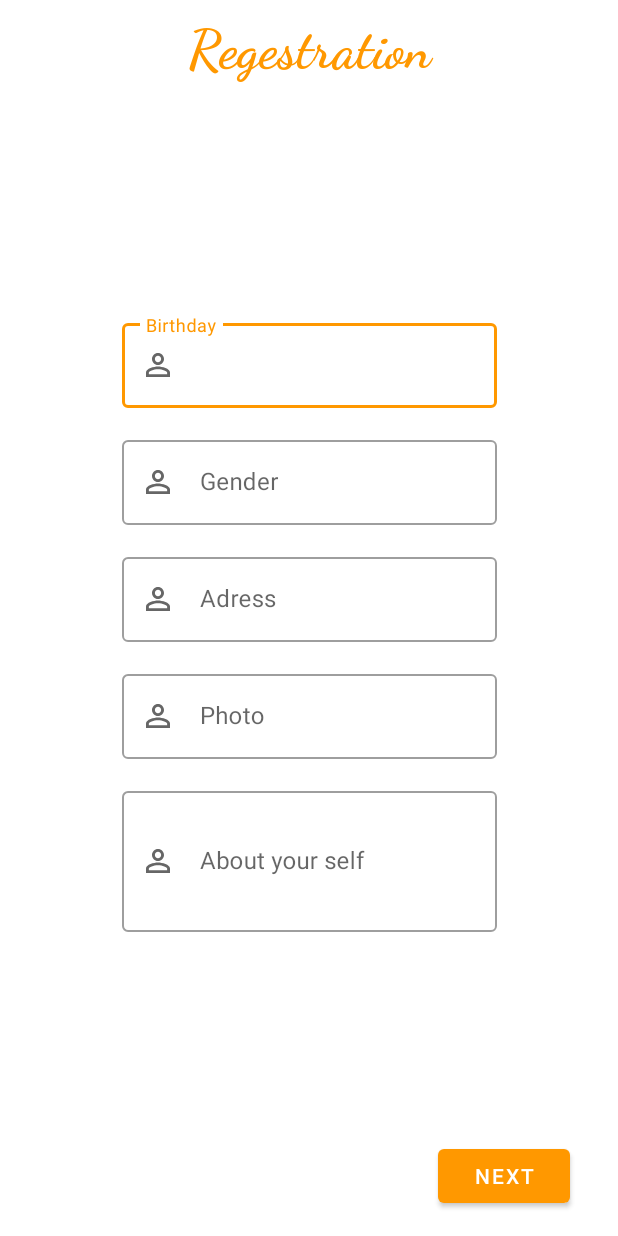
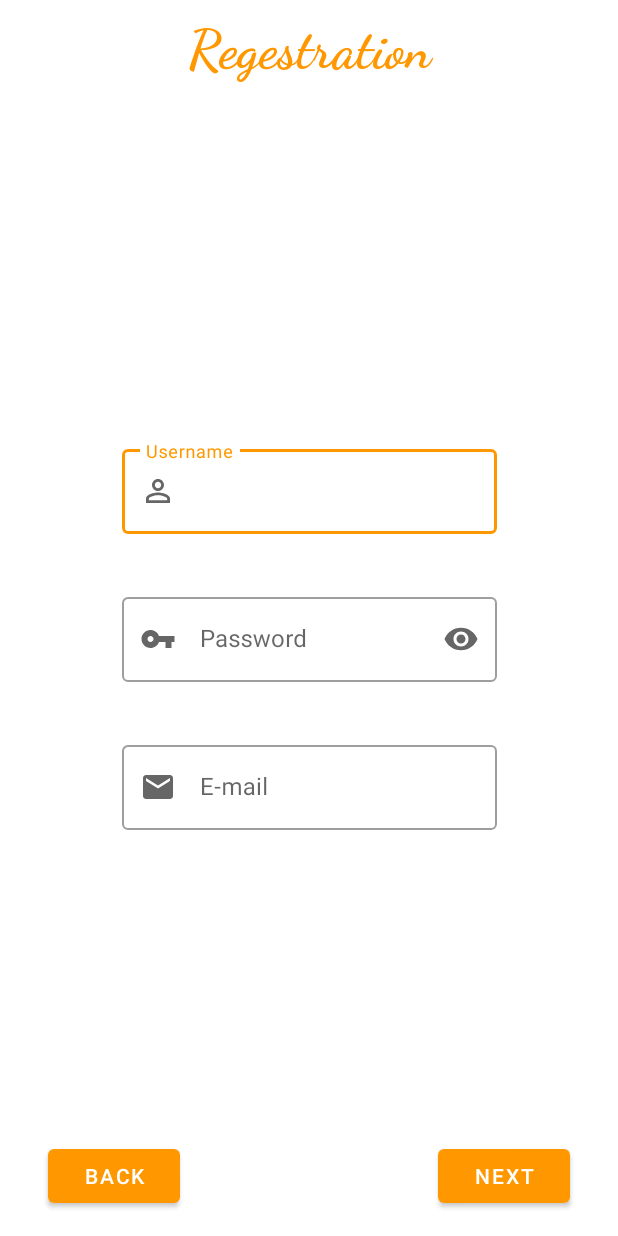
Before and after one commit to VadimKost/SocialNet_Android_app, an Android app: the screen it shows after launch (RegisterActivity), after a tap on "REGISTER", on a phone screen of 412 x 824 dp. Run offline under Robolectric (Android 15) with nearby library versions, the phone set to English and light mode, and no system bars; 2 other taps on this screen came first.

Commit message:
registration system done

```diff
--- a/app/src/main/AndroidManifest.xml
+++ b/app/src/main/AndroidManifest.xml
@@ -11,7 +11,9 @@
         android:roundIcon="@mipmap/ic_launcher_round"
         android:supportsRtl="true"
         android:theme="@style/AppTheme">
-        <activity android:name=".RegisterActivity"></activity>
+        <activity
+            android:name=".RegisterActivity"
+            android:noHistory="true" />
         <activity
             android:name=".MainActivity"
             android:screenOrientation="portrait" />
--- a/app/src/main/java/com/V/VSocial/Data.kt
+++ b/app/src/main/java/com/V/VSocial/Data.kt
@@ -3,6 +3,7 @@ package com.V.VSocial
 import android.content.Context
 import com.google.gson.annotations.SerializedName
 import okhttp3.Credentials
+import java.util.regex.Pattern
 
 data class User (
     @SerializedName("id") val id : Int?=null,
@@ -19,7 +20,7 @@ data class User_profile (
     @SerializedName("adress") val adress : String?=null,
     @SerializedName("AboutMe") val aboutMe : String?=null,
     @SerializedName("data") val data : String?=null,
-    @SerializedName("gender") val gender : Int?=null,
+    @SerializedName("gender") val gender : Int?=3,
     @SerializedName("photo") val photo : String?=null
 )
 
@@ -41,3 +42,13 @@ fun setUserCredentials(context: Context?,username: String,password: String){
 fun removeUserCredentials(context: Context?){
     context?.getSharedPreferences("Settings", Context.MODE_PRIVATE)?.edit()?.remove("UAC")?.apply()
 }
+
+val EMAIL_ADDRESS_PATTERN: Pattern = Pattern.compile(
+    "[a-zA-Z0-9\\+\\.\\_\\%\\-\\+]{1,256}" +
+            "\\@" +
+            "[a-zA-Z0-9][a-zA-Z0-9\\-]{0,64}" +
+            "(" +
+            "\\." +
+            "[a-zA-Z0-9][a-zA-Z0-9\\-]{0,25}" +
+            ")+"
+)
--- a/app/src/main/java/com/V/VSocial/SocialNetService.kt
+++ b/app/src/main/java/com/V/VSocial/SocialNetService.kt
@@ -7,8 +7,8 @@ import retrofit2.http.*
 
 
 object SocialNetService {
-//    private val BASE_URL = "http://www.vako.ga/api/"
-    private val  BASE_URL="http://192.168.0.105:8000/api/"
+    private val BASE_URL = "http://www.vako.ga/api/"
+//    private val  BASE_URL="http://192.168.0.105:8000/api/"
     lateinit var retrofit: Retrofit
     init {
         retrofit = Retrofit.Builder()
--- a/app/src/main/res/layout/activity_register.xml
+++ b/app/src/main/res/layout/activity_register.xml
@@ -26,7 +26,7 @@
         android:id="@+id/constraintLayout"
         android:layout_width="0dp"
         android:layout_height="wrap_content"
-        android:visibility="gone"
+        android:visibility="visible"
         app:layout_constraintBottom_toTopOf="@+id/constraintLayout3"
         app:layout_constraintEnd_toEndOf="parent"
         app:layout_constraintStart_toStartOf="parent"
@@ -43,7 +43,8 @@
             app:layout_constraintEnd_toEndOf="parent"
             app:layout_constraintStart_toStartOf="parent"
             app:layout_constraintTop_toTopOf="parent"
-            app:startIconDrawable="@drawable/baseline_perm_identity_24">
+            app:startIconDrawable="@drawable/baseline_perm_identity_24"
+            app:errorEnabled="true">
 
             <com.google.android.material.textfield.TextInputEditText
                 android:layout_width="match_parent"
@@ -63,7 +64,8 @@
             app:layout_constraintEnd_toEndOf="@+id/username_f"
             app:layout_constraintStart_toStartOf="@+id/username_f"
             app:layout_constraintTop_toBottomOf="@+id/username_f"
-            app:startIconDrawable="@drawable/baseline_vpn_key_24">
+            app:startIconDrawable="@drawable/baseline_vpn_key_24"
+            app:errorEnabled="true">
 
             <com.google.android.material.textfield.TextInputEditText
                 android:layout_width="match_parent"
@@ -83,7 +85,8 @@
             app:layout_constraintEnd_toEndOf="@+id/password_f"
             app:layout_constraintStart_toStartOf="@+id/password_f"
             app:layout_constraintTop_toBottomOf="@+id/password_f"
-            app:startIconDrawable="@drawable/baseline_vpn_key_24">
+            app:startIconDrawable="@drawable/baseline_mail_24"
+            >
 
             <com.google.android.material.textfield.TextInputEditText
                 android:layout_width="match_parent"
@@ -97,7 +100,7 @@
         android:id="@+id/constraintLayout2"
         android:layout_width="0dp"
         android:layout_height="wrap_content"
-        android:visibility="visible"
+        android:visibility="gone"
         app:layout_constraintBottom_toTopOf="@+id/constraintLayout3"
         app:layout_constraintEnd_toEndOf="parent"
         app:layout_constraintStart_toStartOf="parent"
@@ -113,7 +116,8 @@
             app:layout_constraintEnd_toEndOf="parent"
             app:layout_constraintStart_toStartOf="parent"
             app:layout_constraintTop_toTopOf="parent"
-            app:startIconDrawable="@drawable/baseline_perm_identity_24">
+            app:startIconDrawable="@drawable/baseline_perm_identity_24"
+            app:errorEnabled="true">
 
             <com.google.android.material.textfield.TextInputEditText
                 android:layout_width="match_parent"
@@ -132,7 +136,8 @@
             app:layout_constraintEnd_toEndOf="@+id/address_f"
             app:layout_constraintStart_toStartOf="@+id/address_f"
             app:layout_constraintTop_toBottomOf="@+id/address_f"
-            app:startIconDrawable="@drawable/baseline_perm_identity_24">
+            app:startIconDrawable="@drawable/baseline_perm_identity_24"
+            app:errorEnabled="true">
 
             <com.google.android.material.textfield.TextInputEditText
                 android:layout_width="match_parent"
@@ -151,7 +156,8 @@
             app:layout_constraintEnd_toEndOf="@+id/gender_f"
             app:layout_constraintStart_toStartOf="@+id/gender_f"
             app:layout_constraintTop_toBottomOf="@+id/gender_f"
-            app:startIconDrawable="@drawable/baseline_perm_identity_24">
+            app:startIconDrawable="@drawable/baseline_perm_identity_24"
+            app:errorEnabled="true">
 
             <com.google.android.material.textfield.TextInputEditText
                 android:layout_width="match_parent"
@@ -167,7 +173,9 @@
             android:layout_width="250dp"
             android:layout_height="wrap_content"
             android:layout_marginTop="16dp"
+            android:enabled="false"
             android:hint="Gender"
+            app:errorEnabled="true"
             app:layout_constraintEnd_toEndOf="@+id/birthday_f"
             app:layout_constraintStart_toStartOf="@+id/birthday_f"
             app:layout_constraintTop_toBottomOf="@+id/birthday_f"
@@ -190,7 +198,8 @@
             app:layout_constraintEnd_toEndOf="@+id/photo_f"
             app:layout_constraintStart_toStartOf="@+id/photo_f"
             app:layout_constraintTop_toBottomOf="@+id/photo_f"
-            app:startIconDrawable="@drawable/baseline_perm_identity_24">
+            app:startIconDrawable="@drawable/baseline_perm_identity_24"
+            app:errorEnabled="true">
 
             <com.google.android.material.textfield.TextInputEditText
                 android:layout_width="match_parent"
@@ -211,21 +220,23 @@
         app:layout_constraintStart_toStartOf="parent">
 
         <Button
-            android:id="@+id/button7"
+            android:id="@+id/next_button"
             android:layout_width="wrap_content"
             android:layout_height="wrap_content"
             android:layout_marginEnd="32dp"
+            android:onClick="next"
             android:text="Next"
             app:layout_constraintEnd_toEndOf="parent"
             app:layout_constraintTop_toTopOf="parent" />
 
         <Button
-            android:id="@+id/button6"
+            android:id="@+id/back_button"
             android:layout_width="wrap_content"
             android:layout_height="wrap_content"
             android:layout_marginStart="32dp"
+            android:onClick="back"
             android:text="Back"
-            android:visibility="invisible"
+            android:visibility="visible"
             app:layout_constraintStart_toStartOf="parent"
             app:layout_constraintTop_toTopOf="parent" />
     </androidx.constraintlayout.widget.ConstraintLayout>
```
Also changed, not shown: app/src/main/java/com/V/VSocial/LoginActivity.kt (+1 -18 lines), app/src/main/java/com/V/VSocial/RegisterActivity.kt (+116 -0 lines).
